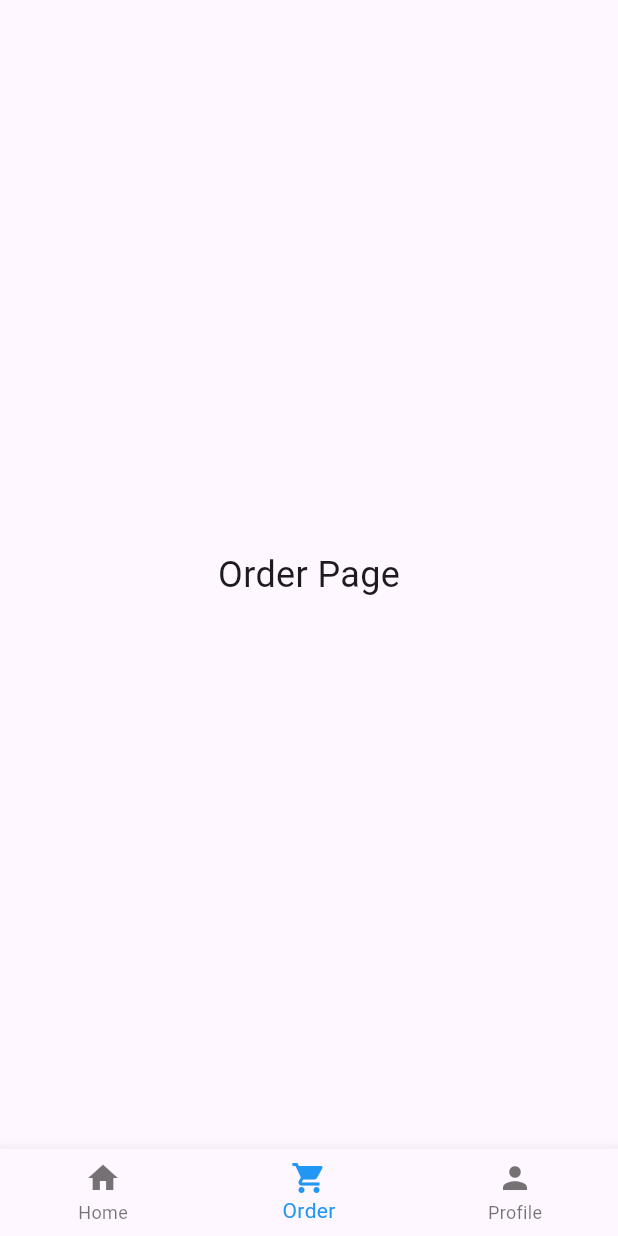
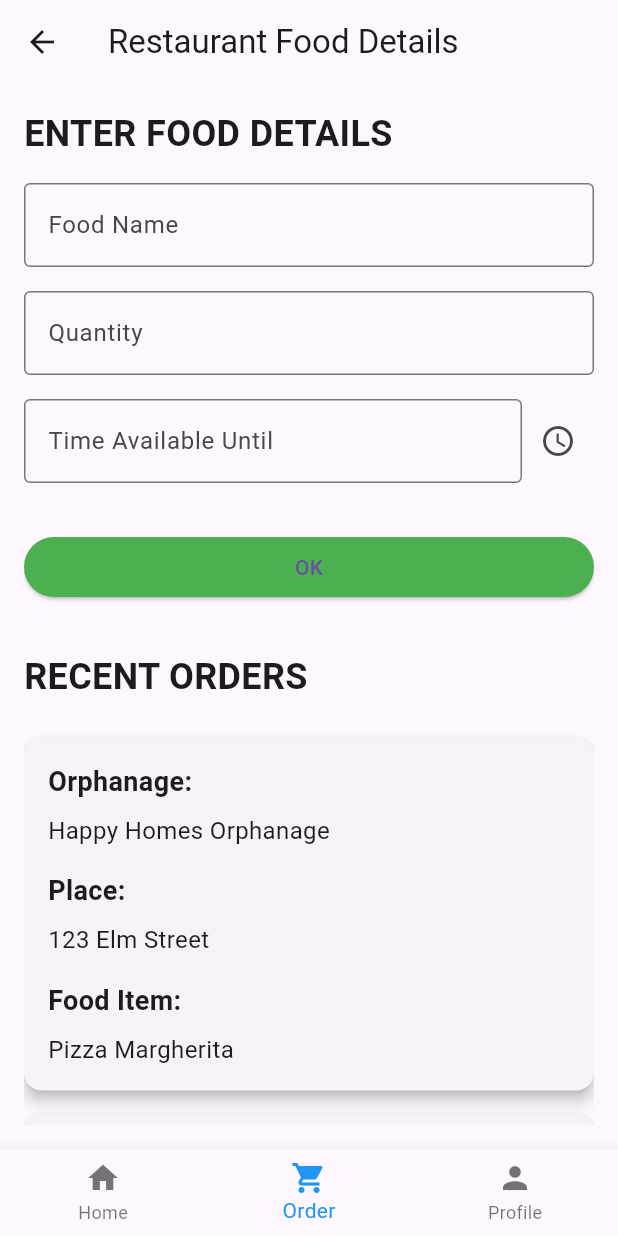
Before and after one commit to hungryproject/hungry, a Flutter app: the BottomNavExample screen opened directly, item 2 of the bottom bar chosen, on a phone screen of 412 x 824 dp. Run offline on Flutter 3.47's test engine with Material 3 defaults, Android fonts, the light colour scheme and no system bars; our stand-ins replace carousel_slider; Roboto replaces fonts that are missing (hungryfont).

Commit message:
order screen update

```diff
--- a/analysis_options.yaml
+++ b/analysis_options.yaml
@@ -1 +1,4 @@
 include: package:flutter_lints/flutter.yaml
+analyzer:
+  errors:
+    avoid_print: ignore
--- a/lib/modules/restuarant/screens/bottomnavigation_screen.dart
+++ b/lib/modules/restuarant/screens/bottomnavigation_screen.dart
@@ -1,5 +1,7 @@
 import 'package:flutter/material.dart';
 import 'package:hungry/modules/restuarant/screens/home_screen.dart';
+import 'package:hungry/modules/restuarant/screens/order_screen.dart';
+import 'package:hungry/modules/restuarant/screens/profile_screen.dart';
 
 class BottomNavExample extends StatefulWidget {
   @override
@@ -11,8 +13,8 @@ class _BottomNavExampleState extends State<BottomNavExample> {
 
   static  List<Widget> _widgetOptions = <Widget>[
    HomeScreen(),
-    Text('Order Page', style: TextStyle(fontSize: 24)),
-    Text('Profile Page', style: TextStyle(fontSize: 24)),
+  FoodFormPage(),
+  ProfilePage(),
   ];
 
   void _onItemTapped(int index) {
--- a/lib/modules/restuarant/screens/home_screen.dart
+++ b/lib/modules/restuarant/screens/home_screen.dart
@@ -1,6 +1,6 @@
 import 'package:carousel_slider/carousel_slider.dart';
 import 'package:flutter/material.dart';
-import 'package:hungry/modules/restuarant/orphanage_detailpage_screen.dart';
+import 'package:hungry/modules/restuarant/screens/orphanage_detailpage_screen.dart';
 
 class HomeScreen extends StatelessWidget {
   final List<Widget> imagelist = [
--- /dev/null
+++ b/lib/modules/restuarant/screens/order_screen.dart
@@ -0,0 +1,196 @@
+import 'package:flutter/material.dart';
+
+void main() {
+  runApp(MyApp());
+}
+
+class MyApp extends StatelessWidget {
+  @override
+  Widget build(BuildContext context) {
+    return MaterialApp(
+      title: 'Restaurant Food Details',
+      theme: ThemeData(
+        primarySwatch: Colors.blue,
+      ),
+      home: FoodFormPage(),
+    );
+  }
+}
+
+class FoodFormPage extends StatefulWidget {
+  @override
+  _FoodFormPageState createState() => _FoodFormPageState();
+}
+
+class _FoodFormPageState extends State<FoodFormPage> {
+  final _foodNameController = TextEditingController();
+  final _quantityController = TextEditingController();
+  final _timeController = TextEditingController();
+
+  @override
+  Widget build(BuildContext context) {
+    return Scaffold(
+      appBar: AppBar(
+        title: Text('Restaurant Food Details'),
+      ),
+      body: Padding(
+        padding: const EdgeInsets.all(16.0),
+        child: ListView(
+          children: [
+            // Form for Food Details
+            Text(
+              'ENTER FOOD DETAILS',
+              style: TextStyle(fontSize: 24, fontWeight: FontWeight.bold),
+            ),
+            SizedBox(height: 16),
+            TextField(
+              controller: _foodNameController,
+              decoration: InputDecoration(
+                labelText: 'Food Name',
+                border: OutlineInputBorder(),
+              ),
+            ),
+            SizedBox(height: 16),
+            TextField(
+              controller: _quantityController,
+              keyboardType: TextInputType.number,
+              decoration: InputDecoration(
+                labelText: 'Quantity',
+                border: OutlineInputBorder(),
+              ),
+            ),
+            SizedBox(height: 16),
+            Row(
+              children: [
+                Expanded(
+                  child: TextField(
+                    controller: _timeController,
+                    decoration: InputDecoration(
+                      labelText: 'Time Available Until',
+                      border: OutlineInputBorder(),
+                    ),
+                    readOnly: true,
+                    onTap: () {
+                      _selectTime(context);
+                    },
+                  ),
+                ),
+                IconButton(
+                  icon: Icon(Icons.access_time),
+                  onPressed: () {
+                    _selectTime(context);
+                  },
+                ),
+              ],
+            ),
+            SizedBox(height: 32),
+            ElevatedButton(
+              onPressed: () {
+                // Handle OK button press
+              },
+              child: Text('OK'),
+              style: ElevatedButton.styleFrom(
+                backgroundColor: Colors.green, // Background color
+              ),
+            ),
+            SizedBox(height: 32),
+            // Recent Orders Title
+            Text(
+              'RECENT ORDERS',
+              style: TextStyle(
+                fontSize: 24,
+                fontWeight: FontWeight.bold,
+              ),
+            ),
+            SizedBox(height: 16),
+            // Recent Order Cards
+            AcceptedOrderCard(
+              orphanageName: 'Happy Homes Orphanage',
+              place: '123 Elm Street',
+              foodItem: 'Pizza Margherita',
+            ),
+            AcceptedOrderCard(
+              orphanageName: 'Sunshine Orphanage',
+              place: '456 Oak Avenue',
+              foodItem: 'Burger',
+            ),
+            AcceptedOrderCard(
+              orphanageName: 'Bright Futures Orphanage',
+              place: '789 Pine Road',
+              foodItem: 'Pasta',
+            ),
+          ],
+        ),
+      ),
+    );
+  }
+
+  Future<void> _selectTime(BuildContext context) async {
+    final TimeOfDay? selectedTime = await showTimePicker(
+      context: context,
+      initialTime: TimeOfDay.now(),
+    );
+    if (selectedTime != null) {
+      setState(() {
+        _timeController.text = selectedTime.format(context);
+      });
+    }
+  }
+}
+
+class AcceptedOrderCard extends StatelessWidget {
+  final String orphanageName;
+  final String place;
+  final String foodItem;
+
+  AcceptedOrderCard({
+    required this.orphanageName,
+    required this.place,
+    required this.foodItem,
+  });
+
+  @override
+  Widget build(BuildContext context) {
+    return Card(
+      margin: const EdgeInsets.symmetric(vertical: 8.0),
+      elevation: 4,
+      child: Padding(
+        padding: const EdgeInsets.all(16.0),
+        child: Column(
+          crossAxisAlignment: CrossAxisAlignment.start,
+          children: [
+            Text(
+              'Orphanage:',
+              style: TextStyle(fontSize: 18, fontWeight: FontWeight.bold),
+            ),
+            SizedBox(height: 8),
+            Text(
+              orphanageName,
+              style: TextStyle(fontSize: 16),
+            ),
+            SizedBox(height: 16),
+            Text(
+              'Place:',
+              style: TextStyle(fontSize: 18, fontWeight: FontWeight.bold),
+            ),
+            SizedBox(height: 8),
+            Text(
+              place,
+              style: TextStyle(fontSize: 16),
+            ),
+            SizedBox(height: 16),
+            Text(
+              'Food Item:',
+              style: TextStyle(fontSize: 18, fontWeight: FontWeight.bold),
+            ),
+            SizedBox(height: 8),
+            Text(
+              foodItem,
+              style: TextStyle(fontSize: 16),
+            ),
+          ],
+        ),
+      ),
+    );
+  }
+}
```
Also changed, not shown: lib/modules/restuarant/screens/login_screen.dart (+6 -6 lines), lib/modules/restuarant/screens/profile_screen.dart (added, +89 -0 lines), asset/images/46.jpg (added), asset/images/jhgf.jpg (added), asset/images/restu.jpg (added), lib/modules/restuarant/screens/orphanage_detailpage_screen.dart (renamed from lib/modules/restuarant/orphanage_detailpage_screen.dart).
